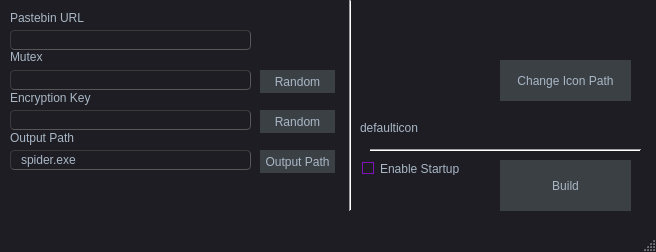
First picture: the form in DarkRatUIBuilderNative/DarkRatCrypterUI/DarkRatCrypterUI.ui, repository 667-fluPE/darkrat, before the edit.
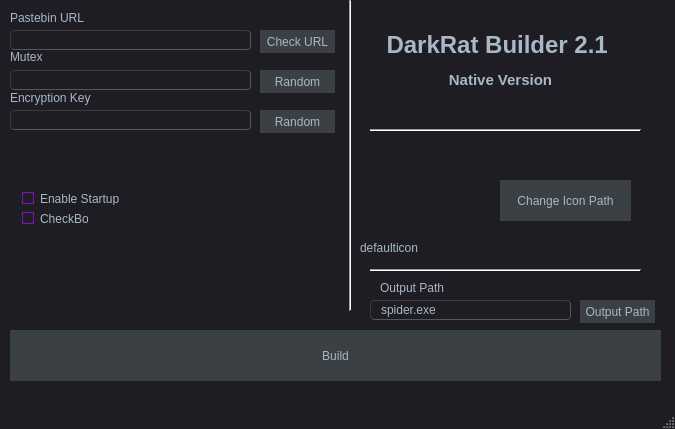
Second picture: the form after the edit.

Patch:
```diff
--- a/DarkRatUIBuilderNative/DarkRatCrypterUI/DarkRatCrypterUI.ui
+++ b/DarkRatUIBuilderNative/DarkRatCrypterUI/DarkRatCrypterUI.ui
@@ -9,8 +9,8 @@
    <rect>
     <x>0</x>
     <y>0</y>
-    <width>656</width>
-    <height>252</height>
+    <width>675</width>
+    <height>429</height>
    </rect>
   </property>
   <property name="windowTitle">
@@ -420,9 +420,9 @@
    <widget class="QPushButton" name="build">
     <property name="geometry">
      <rect>
-      <x>500</x>
-      <y>160</y>
-      <width>131</width>
+      <x>10</x>
+      <y>330</y>
+      <width>651</width>
       <height>51</height>
      </rect>
     </property>
@@ -518,8 +518,8 @@
    <widget class="QCheckBox" name="startup">
     <property name="geometry">
      <rect>
-      <x>360</x>
-      <y>160</y>
+      <x>20</x>
+      <y>190</y>
       <width>111</width>
       <height>17</height>
      </rect>
@@ -548,7 +548,7 @@
     <property name="geometry">
      <rect>
       <x>370</x>
-      <y>140</y>
+      <y>260</y>
       <width>271</width>
       <height>20</height>
      </rect>
@@ -561,7 +561,7 @@
     <property name="geometry">
      <rect>
       <x>370</x>
-      <y>20</y>
+      <y>140</y>
       <width>101</width>
       <height>71</height>
      </rect>
@@ -574,7 +574,7 @@
     <property name="geometry">
      <rect>
       <x>360</x>
-      <y>120</y>
+      <y>240</y>
       <width>281</width>
       <height>16</height>
      </rect>
@@ -587,7 +587,7 @@
     <property name="geometry">
      <rect>
       <x>500</x>
-      <y>60</y>
+      <y>180</y>
       <width>131</width>
       <height>41</height>
      </rect>
@@ -602,7 +602,7 @@
       <x>340</x>
       <y>0</y>
       <width>20</width>
-      <height>211</height>
+      <height>311</height>
      </rect>
     </property>
     <property name="orientation">
@@ -612,8 +612,8 @@
    <widget class="QPushButton" name="btn_change_output">
     <property name="geometry">
      <rect>
-      <x>260</x>
-      <y>150</y>
+      <x>580</x>
+      <y>300</y>
       <width>75</width>
       <height>23</height>
      </rect>
@@ -625,9 +625,9 @@
    <widget class="QLineEdit" name="outputname">
     <property name="geometry">
      <rect>
-      <x>10</x>
-      <y>150</y>
-      <width>241</width>
+      <x>370</x>
+      <y>300</y>
+      <width>201</width>
       <height>20</height>
      </rect>
     </property>
@@ -638,8 +638,8 @@
    <widget class="QLabel" name="label_4">
     <property name="geometry">
      <rect>
-      <x>10</x>
-      <y>130</y>
+      <x>380</x>
+      <y>280</y>
       <width>81</width>
       <height>16</height>
      </rect>
@@ -648,6 +648,58 @@
      <string>Output Path</string>
     </property>
    </widget>
+   <widget class="QCheckBox" name="checkBox">
+    <property name="geometry">
+     <rect>
+      <x>20</x>
+      <y>210</y>
+      <width>70</width>
+      <height>17</height>
+     </rect>
+    </property>
+    <property name="text">
+     <string>CheckBox</string>
+    </property>
+   </widget>
+   <widget class="QPushButton" name="gen_mutex_2">
+    <property name="geometry">
+     <rect>
+      <x>260</x>
+      <y>30</y>
+      <width>75</width>
+      <height>23</height>
+     </rect>
+    </property>
+    <property name="text">
+     <string>Check URL</string>
+    </property>
+   </widget>
+   <widget class="Line" name="line_3">
+    <property name="geometry">
+     <rect>
+      <x>370</x>
+      <y>120</y>
+      <width>271</width>
+      <height>20</height>
+     </rect>
+    </property>
+    <property name="orientation">
+     <enum>Qt::Horizontal</enum>
+    </property>
+   </widget>
+   <widget class="QLabel" name="label_5">
+    <property name="geometry">
+     <rect>
+      <x>360</x>
+      <y>10</y>
+      <width>281</width>
+      <height>101</height>
+     </rect>
+    </property>
+    <property name="text">
+     <string>&lt;html&gt;&lt;head/&gt;&lt;body&gt;&lt;p align=&quot;center&quot;&gt;&lt;span style=&quot; font-size:18pt; font-weight:600;&quot;&gt;DarkRat Builder 2.1 &lt;/span&gt;&lt;/p&gt;&lt;p align=&quot;center&quot;&gt;&lt;span style=&quot; font-size:11pt; font-weight:600;&quot;&gt;Native Version&lt;/span&gt;&lt;/p&gt;&lt;/body&gt;&lt;/html&gt;</string>
+    </property>
+   </widget>
   </widget>
   <widget class="QMenuBar" name="menuBar">
    <property name="geometry">
```
Left out of the diff: 2 changed lines with no effect on the pictures.
